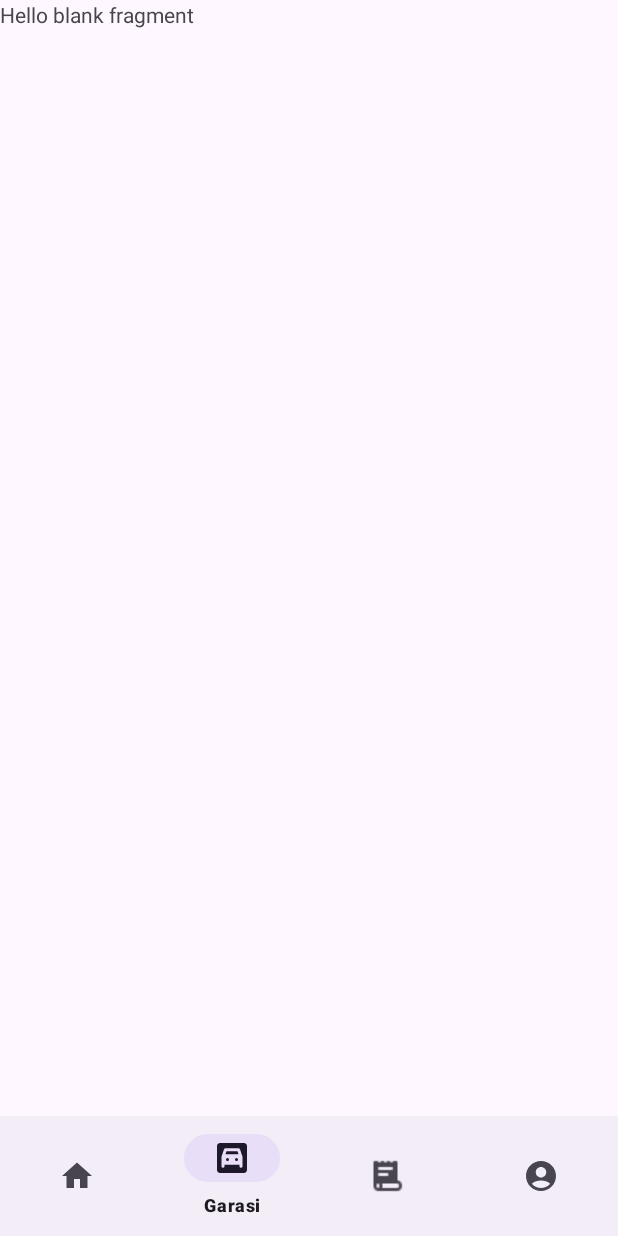
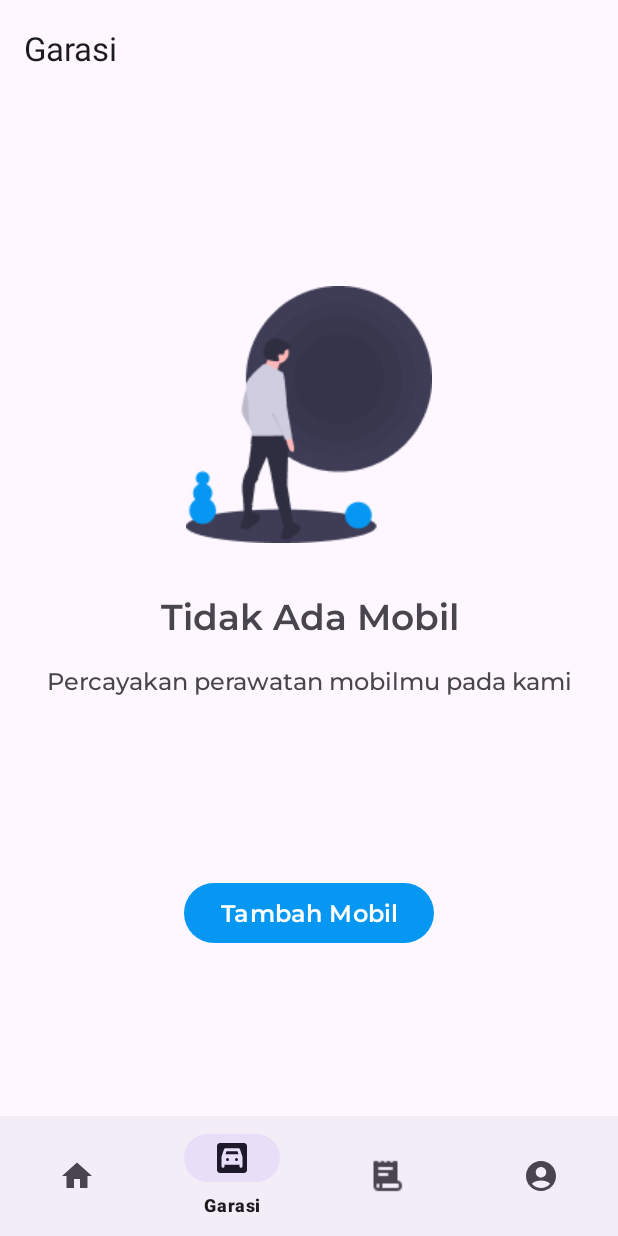
Before and after one commit to Sigit-Kurniawan/Mechaban-Mobile, an Android app: the DashboardActivity screen opened directly, with no data from a screen before it, item 2 of the bottom bar chosen, on a phone screen of 412 x 824 dp. Run offline under Robolectric (Android 15) with nearby library versions, the phone set to English and light mode, and no system bars.

Commit message:
edit theme and design garage

```diff
--- a/app/src/main/AndroidManifest.xml
+++ b/app/src/main/AndroidManifest.xml
@@ -12,6 +12,10 @@
         android:supportsRtl="true"
         android:theme="@style/Theme.Mechaban"
         tools:targetApi="31">
+        <activity
+            android:name=".dashboard.customer.garage.AddCarActivity"
+            android:parentActivityName=".dashboard.customer.DashboardActivity"
+            android:exported="false" />
         <activity
             android:name=".auth.RegisterActivity"
             android:exported="false" />
--- a/app/src/main/java/com/sigit/mechaban/dashboard/customer/DashboardActivity.java
+++ b/app/src/main/java/com/sigit/mechaban/dashboard/customer/DashboardActivity.java
@@ -3,6 +3,7 @@ package com.sigit.mechaban.dashboard.customer;
 import android.os.Bundle;
 
 import androidx.appcompat.app.AppCompatActivity;
+import androidx.appcompat.widget.Toolbar;
 import androidx.fragment.app.Fragment;
 
 import com.google.android.material.bottomnavigation.BottomNavigationView;
@@ -11,6 +12,8 @@ import com.sigit.mechaban.dashboard.customer.fragment.AccountFragment;
 import com.sigit.mechaban.dashboard.customer.fragment.ActivityFragment;
 import com.sigit.mechaban.dashboard.customer.fragment.GarageFragment;
 import com.sigit.mechaban.dashboard.customer.fragment.HomeFragment;
+
+import java.util.Objects;
 
 public class DashboardActivity extends AppCompatActivity {
     private int id;
@@ -21,20 +24,29 @@ public class DashboardActivity extends AppCompatActivity {
         setContentView(R.layout.activity_dashboard);
         replaceFragment(new HomeFragment());
 
+        Toolbar actionBar = findViewById(R.id.action_bar);
+        setSupportActionBar(actionBar);
+
         BottomNavigationView bottomNavigationView = findViewById(R.id.bottom_navigation);
         bottomNavigationView.setOnItemSelectedListener(item -> {
             id = item.getItemId();
             if (id == R.id.home) {
                 replaceFragment(new HomeFragment());
+                Objects.requireNonNull(getSupportActionBar()).hide();
                 return true;
             } else if (id == R.id.garage) {
                 replaceFragment(new GarageFragment());
+                Objects.requireNonNull(getSupportActionBar()).setTitle("Garasi");
+                getSupportActionBar().show();
                 return true;
             } else if (id == R.id.activity) {
                 replaceFragment(new ActivityFragment());
+                Objects.requireNonNull(getSupportActionBar()).setTitle("Aktivitas");
+                getSupportActionBar().show();
                 return true;
             } else if (id == R.id.account) {
                 replaceFragment(new AccountFragment());
+                Objects.requireNonNull(getSupportActionBar()).hide();
                 return true;
             }
             return false;
--- a/app/src/main/java/com/sigit/mechaban/dashboard/customer/fragment/GarageFragment.java
+++ b/app/src/main/java/com/sigit/mechaban/dashboard/customer/fragment/GarageFragment.java
@@ -1,5 +1,6 @@
 package com.sigit.mechaban.dashboard.customer.fragment;
 
+import android.content.Intent;
 import android.os.Bundle;
 
 import androidx.fragment.app.Fragment;
@@ -7,60 +8,30 @@ import androidx.fragment.app.Fragment;
 import android.view.LayoutInflater;
 import android.view.View;
 import android.view.ViewGroup;
+import android.widget.Button;
 
 import com.sigit.mechaban.R;
+import com.sigit.mechaban.dashboard.customer.garage.AddCarActivity;
 
-/**
- * A simple {@link Fragment} subclass.
- * Use the {@link GarageFragment#newInstance} factory method to
- * create an instance of this fragment.
- */
 public class GarageFragment extends Fragment {
-
-    // TODO: Rename parameter arguments, choose names that match
-    // the fragment initialization parameters, e.g. ARG_ITEM_NUMBER
-    private static final String ARG_PARAM1 = "param1";
-    private static final String ARG_PARAM2 = "param2";
-
-    // TODO: Rename and change types of parameters
-    private String mParam1;
-    private String mParam2;
 
     public GarageFragment() {
         // Required empty public constructor
     }
 
-    /**
-     * Use this factory method to create a new instance of
-     * this fragment using the provided parameters.
-     *
-     * @param param1 Parameter 1.
-     * @param param2 Parameter 2.
-     * @return A new instance of fragment GarageFragment.
-     */
-    // TODO: Rename and change types and number of parameters
-    public static GarageFragment newInstance(String param1, String param2) {
-        GarageFragment fragment = new GarageFragment();
-        Bundle args = new Bundle();
-        args.putString(ARG_PARAM1, param1);
-        args.putString(ARG_PARAM2, param2);
-        fragment.setArguments(args);
-        return fragment;
-    }
-
     @Override
     public void onCreate(Bundle savedInstanceState) {
         super.onCreate(savedInstanceState);
-        if (getArguments() != null) {
-            mParam1 = getArguments().getString(ARG_PARAM1);
-            mParam2 = getArguments().getString(ARG_PARAM2);
-        }
     }
 
     @Override
     public View onCreateView(LayoutInflater inflater, ViewGroup container,
                              Bundle savedInstanceState) {
-        // Inflate the layout for this fragment
-        return inflater.inflate(R.layout.fragment_garage, container, false);
+        View view = inflater.inflate(R.layout.fragment_garage, container, false);
+
+        Button tambahMobilBtn = view.findViewById(R.id.tambah_mobil_btn);
+        tambahMobilBtn.setOnClickListener(v -> requireActivity().startActivity(new Intent(getActivity(), AddCarActivity.class)));
+
+        return view;
     }
 }
--- a/app/src/main/res/layout/activity_login.xml
+++ b/app/src/main/res/layout/activity_login.xml
@@ -22,7 +22,7 @@
             android:layout_marginTop="24dp"
             android:fontFamily="@font/montserrat_semibold"
             android:text="@string/login"
-            android:textSize="32sp"/>
+            android:textSize="24sp"/>
 
         <TextView
             android:id="@+id/description"
@@ -57,7 +57,7 @@
                 android:id="@+id/nohp_field"
                 android:layout_width="match_parent"
                 android:layout_height="wrap_content"
-                android:inputType="phone" />
+                android:inputType="number" />
 
         </com.google.android.material.textfield.TextInputLayout>
 
--- a/app/src/main/res/layout/fragment_garage.xml
+++ b/app/src/main/res/layout/fragment_garage.xml
@@ -5,10 +5,57 @@
     android:layout_height="match_parent"
     tools:context=".dashboard.customer.fragment.GarageFragment">
 
-    <!-- TODO: Update blank fragment layout -->
-    <TextView
+    <LinearLayout
         android:layout_width="match_parent"
         android:layout_height="match_parent"
-        android:text="@string/hello_blank_fragment" />
+        android:orientation="vertical"
+        android:gravity="center"
+        tools:ignore="UselessParent">
+
+        <LinearLayout
+            android:layout_width="match_parent"
+            android:layout_height="wrap_content"
+            android:orientation="vertical"
+            android:gravity="center"
+            android:layout_marginHorizontal="16dp" >
+
+            <ImageView
+                android:id="@+id/imageView6"
+                android:layout_width="match_parent"
+                android:layout_height="wrap_content"
+                android:contentDescription="@string/empty_illustration"
+                android:src="@drawable/empty"
+                android:layout_marginBottom="32dp" />
+
+            <TextView
+                android:id="@+id/textView8"
+                android:layout_width="match_parent"
+                android:layout_height="wrap_content"
+                android:text="@string/tidak_ada_mobil"
+                android:fontFamily="@font/montserrat_semibold"
+                android:textSize="24sp"
+                android:textAlignment="center"
+                android:layout_marginBottom="16dp"/>
+
+            <TextView
+                android:id="@+id/textView9"
+                android:layout_width="match_parent"
+                android:layout_height="wrap_content"
+                android:text="@string/percayakan_perawatan_mobilmu_pada_kami"
+                android:fontFamily="@font/montserrat_medium"
+                android:textSize="16sp"
+                android:textAlignment="center" />
+        </LinearLayout>
+
+        <Button
+            android:id="@+id/tambah_mobil_btn"
+            android:layout_width="wrap_content"
+            android:layout_height="wrap_content"
+            android:layout_marginTop="120dp"
+            android:text="@string/tambah_mobil"
+            android:fontFamily="@font/montserrat_semibold"
+            android:textSize="16sp"/>
+
+    </LinearLayout>
 
 </FrameLayout>
--- a/app/src/main/res/values-night/themes.xml
+++ b/app/src/main/res/values-night/themes.xml
@@ -2,6 +2,6 @@
     <!-- Base application theme. -->
     <style name="Base.Theme.Mechaban" parent="Theme.Material3.DayNight.NoActionBar">
         <!-- Customize your dark theme here. -->
-        <!-- <item name="colorPrimary">@color/my_dark_primary</item> -->
+         <item name="colorPrimary">@color/primary</item>
     </style>
 </resources>
--- a/app/src/main/res/values/strings.xml
+++ b/app/src/main/res/values/strings.xml
@@ -24,4 +24,8 @@
     <string name="akun">Akun</string>
     <!-- TODO: Remove or change this placeholder text -->
     <string name="hello_blank_fragment">Hello blank fragment</string>
+    <string name="percayakan_perawatan_mobilmu_pada_kami">Percayakan perawatan mobilmu pada kami</string>
+    <string name="tambah_mobil">Tambah Mobil</string>
+    <string name="tidak_ada_mobil">Tidak Ada Mobil</string>
+    <string name="empty_illustration">Empty illustration</string>
 </resources>
--- a/app/src/main/res/values/themes.xml
+++ b/app/src/main/res/values/themes.xml
@@ -2,7 +2,7 @@
     <!-- Base application theme. -->
     <style name="Base.Theme.Mechaban" parent="Theme.Material3.DayNight.NoActionBar">
         <!-- Customize your light theme here. -->
-        <!-- <item name="colorPrimary">@color/my_light_primary</item> -->
+         <item name="colorPrimary">@color/primary</item>
     </style>
 
     <style name="Theme.Mechaban" parent="Base.Theme.Mechaban" />
```
Also changed, not shown: app/src/main/java/com/sigit/mechaban/dashboard/customer/garage/AddCarActivity.java (added, +85 -0 lines), app/src/main/res/layout/activity_add_car.xml (added, +134 -0 lines), app/src/main/res/layout/activity_register.xml (+5 -5 lines), app/src/main/res/drawable/empty.png (added).
